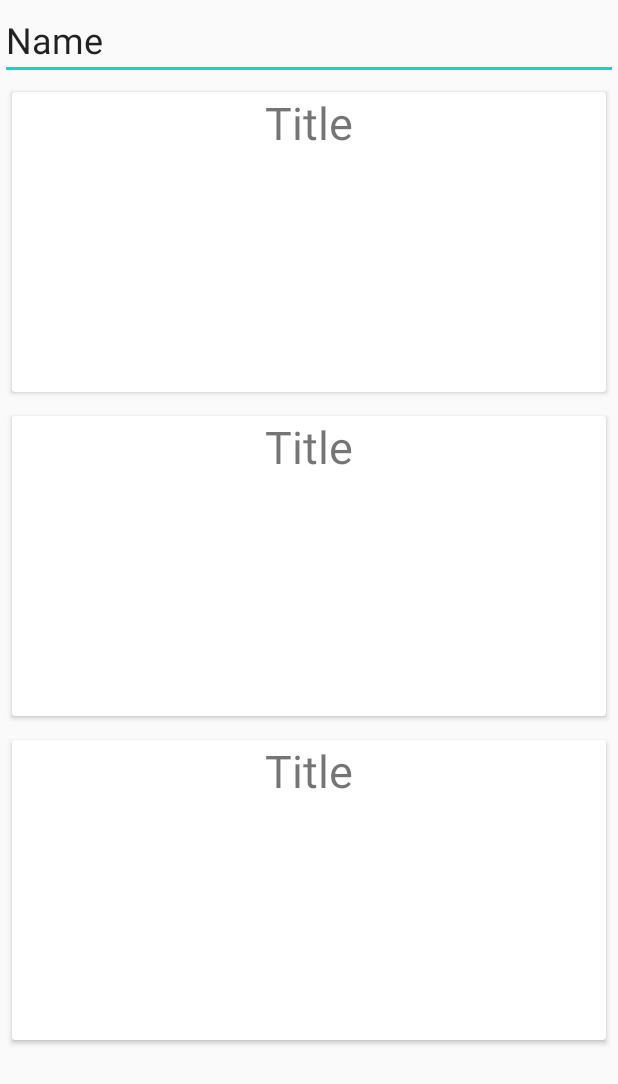
After one commit to a1212sk/MyMoviesTracker, an Android app: the layout fragment_movies.xml on its own in the app's theme, with its tools: preview values and no code run, on a phone screen of 412 x 824 dp. The commit adds this screen. Shown: the top 1084 px of the screen. Run offline under Robolectric (Android 15) with nearby library versions, the phone set to English and light mode, and no system bars; network calls fail.

Commit message:
list popular movies in the recyclerview of the fragment

```diff
--- a/app/build.gradle
+++ b/app/build.gradle
@@ -114,4 +114,6 @@ dependencies {
     implementation "com.squareup.retrofit2:converter-scalars:$retrofit2_version"
     implementation "com.squareup.retrofit2:converter-gson:$retrofit2_version"
 
+    implementation "androidx.lifecycle:lifecycle-livedata-ktx:2.3.0-alpha07"
+
 }
--- a/app/src/main/AndroidManifest.xml
+++ b/app/src/main/AndroidManifest.xml
@@ -9,7 +9,7 @@
         android:roundIcon="@mipmap/ic_launcher_round"
         android:supportsRtl="true"
         android:theme="@style/AppTheme">
-        <activity android:name=".MainActivity">
+        <activity android:name=".ui.MainActivity">
             <intent-filter>
                 <action android:name="android.intent.action.MAIN" />
 
--- a/app/src/main/java/alexander/skornyakov/mymoviestracker/MainActivity.kt
+++ b/app/src/main/java/alexander/skornyakov/mymoviestracker/ui/MainActivity.kt
@@ -1,13 +1,11 @@
-package alexander.skornyakov.mymoviestracker
+package alexander.skornyakov.mymoviestracker.ui
 
-import alexander.skornyakov.mymoviestracker.repository.TmdbRepository
+import alexander.skornyakov.mymoviestracker.R
 import androidx.appcompat.app.AppCompatActivity
 import android.os.Bundle
-import android.util.Log
 import com.google.firebase.auth.FirebaseAuth
 import com.google.firebase.auth.ktx.auth
 import com.google.firebase.ktx.Firebase
-import kotlinx.coroutines.runBlocking
 
 class MainActivity : AppCompatActivity() {
 
--- /dev/null
+++ b/app/src/main/res/layout/fragment_movies.xml
@@ -0,0 +1,30 @@
+<?xml version="1.0" encoding="utf-8"?>
+<androidx.constraintlayout.widget.ConstraintLayout xmlns:android="http://schemas.android.com/apk/res/android"
+    xmlns:app="http://schemas.android.com/apk/res-auto"
+    xmlns:tools="http://schemas.android.com/tools"
+    android:id="@+id/movies_fragment"
+    android:layout_width="match_parent"
+    android:layout_height="match_parent">
+
+    <AutoCompleteTextView
+        android:id="@+id/editTextTextPersonName"
+        android:layout_width="0dp"
+        android:layout_height="wrap_content"
+        android:ems="10"
+        android:inputType="textPersonName"
+        android:text="Name"
+        android:textSize="24sp"
+        app:layout_constraintEnd_toEndOf="parent"
+        app:layout_constraintStart_toStartOf="parent"
+        app:layout_constraintTop_toTopOf="parent" />
+
+    <androidx.recyclerview.widget.RecyclerView
+        android:id="@+id/recyclerView"
+        android:layout_width="0dp"
+        android:layout_height="0dp"
+        app:layout_constraintBottom_toBottomOf="parent"
+        app:layout_constraintEnd_toEndOf="parent"
+        app:layout_constraintStart_toStartOf="parent"
+        app:layout_constraintTop_toBottomOf="@+id/editTextTextPersonName"
+        tools:listitem="@layout/rv_movies_item" />
+</androidx.constraintlayout.widget.ConstraintLayout>
--- /dev/null
+++ b/app/src/main/res/layout/rv_movies_item.xml
@@ -0,0 +1,30 @@
+<?xml version="1.0" encoding="utf-8"?>
+<androidx.constraintlayout.widget.ConstraintLayout xmlns:android="http://schemas.android.com/apk/res/android"
+    xmlns:app="http://schemas.android.com/apk/res-auto"
+    xmlns:tools="http://schemas.android.com/tools"
+    android:layout_width="match_parent"
+    android:layout_height="wrap_content">
+
+    <androidx.cardview.widget.CardView
+        android:layout_width="match_parent"
+        android:layout_height="200dp"
+        android:layout_marginStart="8dp"
+        android:layout_marginTop="8dp"
+        android:layout_marginEnd="8dp"
+        android:layout_marginBottom="8dp"
+        android:elevation="3dp"
+        app:layout_constraintBottom_toBottomOf="parent"
+        app:layout_constraintEnd_toEndOf="parent"
+        app:layout_constraintStart_toStartOf="parent"
+        app:layout_constraintTop_toTopOf="parent">
+
+        <TextView
+            android:id="@+id/tvTitle"
+            android:layout_width="match_parent"
+            android:layout_height="wrap_content"
+            android:text="Title"
+            android:textAlignment="center"
+            android:textSize="30sp" />
+    </androidx.cardview.widget.CardView>
+
+</androidx.constraintlayout.widget.ConstraintLayout>
```
Also changed, not shown: app/src/main/java/alexander/skornyakov/mymoviestracker/repository/TmdbRepository.kt (+22 -7 lines), app/src/main/java/alexander/skornyakov/mymoviestracker/ui/MoviesFragment.kt (added, +32 -0 lines), app/src/main/java/alexander/skornyakov/mymoviestracker/ui/MoviesRVAdapter.kt (added, +54 -0 lines), app/src/main/java/alexander/skornyakov/mymoviestracker/viewmodels/MainViewModel.kt (added, +20 -0 lines), app/src/main/res/layout/activity_main.xml (+24 -1 lines), app/src/main/res/navigation/nav_graph.xml (added, +10 -0 lines), 1 other file.
